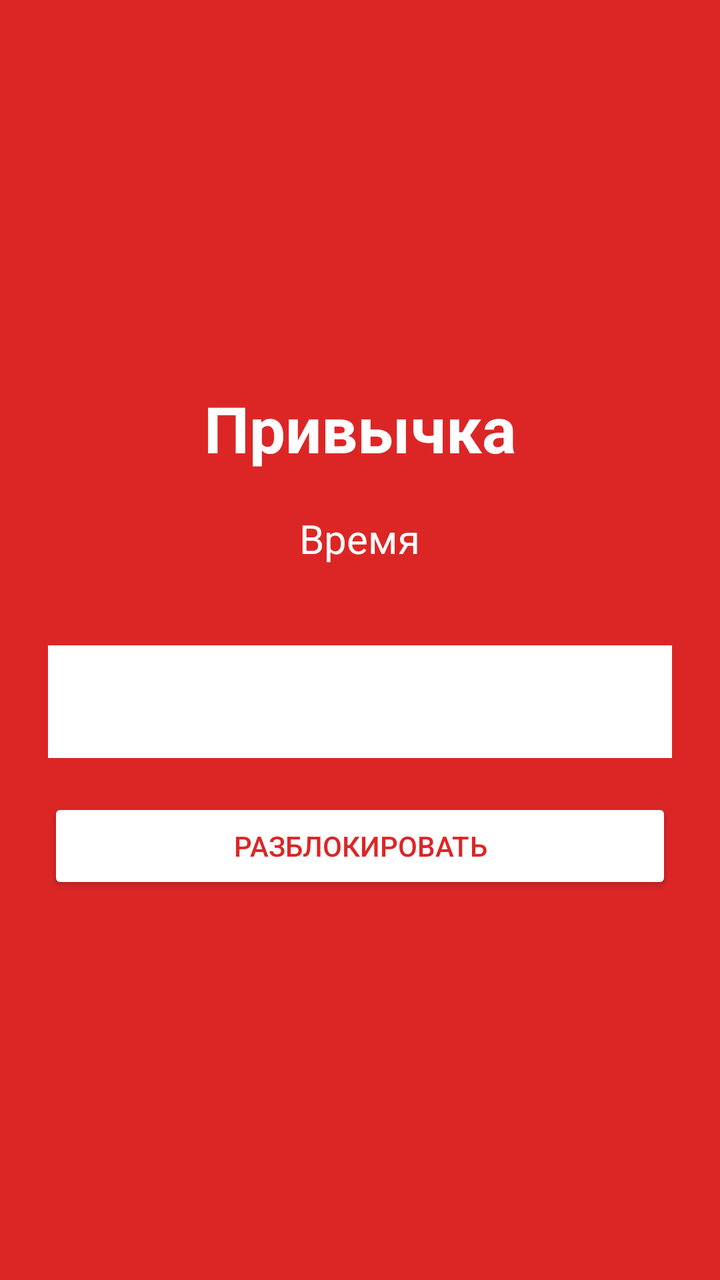
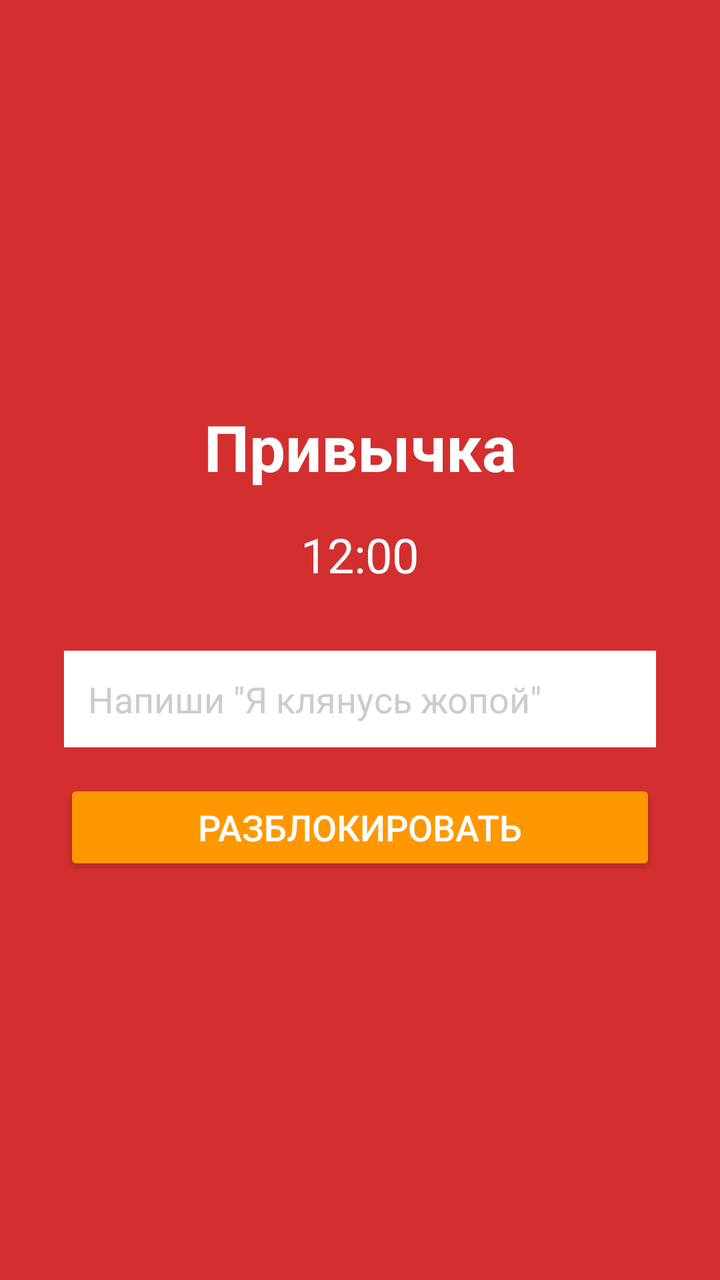

Screens rendered from an Android XML layout before and after an edit, with the pre-edit source and the edit as a unified diff.
<!-- AndroidManifest.xml: application theme Theme.AppCompat.NoActionBar -->
<!-- res/layout/lock_screen.xml -->
<?xml version="1.0" encoding="utf-8"?>
<LinearLayout xmlns:android="http://schemas.android.com/apk/res/android"
    android:layout_width="match_parent"
    android:layout_height="match_parent"
    android:orientation="vertical"
    android:gravity="center"
    android:background="@color/red_light"
    android:padding="24dp">

    <TextView
        android:id="@+id/lockHabitName"
        android:layout_width="wrap_content"
        android:layout_height="wrap_content"
        android:text="Привычка"
        android:textColor="@android:color/white"
        android:textSize="32sp"
        android:textStyle="bold"
        android:layout_marginBottom="20dp" />

    <TextView
        android:id="@+id/lockHabitTime"
        android:layout_width="wrap_content"
        android:layout_height="wrap_content"
        android:text="Время"
        android:textColor="@android:color/white"
        android:textSize="20sp"
        android:layout_marginBottom="40dp" />

    <EditText
        android:id="@+id/lockConfirmPhrase"
        android:layout_width="match_parent"
        android:layout_height="wrap_content"
        android:hint="Напишите: Я клянусь жопой"
        android:background="@android:color/white"
        android:padding="16dp"
        android:layout_marginBottom="20dp" />

    <Button
        android:id="@+id/lockUnlockBtn"
        android:layout_width="match_parent"
        android:layout_height="wrap_content"
        android:text="РАЗБЛОКИРОВАТЬ"
        android:backgroundTint="@android:color/white"
        android:textColor="@color/red_light" />

    <TextView
        android:id="@+id/lockTelegramHint"
        android:layout_width="wrap_content"
        android:layout_height="wrap_content"
        android:text=""
        android:textColor="@android:color/white"
        android:layout_marginTop="20dp"
        android:visibility="gone" />

</LinearLayout>
<!-- resources referenced by this layout -->
<resources>
  <color name="red_light">#dc2626</color>
</resources>

<!-- the commit's change to res/layout/lock_screen.xml (unified diff, before → after) -->
@@ -4,52 +4,45 @@
     android:layout_height="match_parent"
     android:orientation="vertical"
     android:gravity="center"
-    android:background="@color/red_light"
-    android:padding="24dp">
+    android:background="#D32F2F"
+    android:padding="32dp">
 
     <TextView
-        android:id="@+id/lockHabitName"
+        android:id="@+id/tvHabitName"
         android:layout_width="wrap_content"
         android:layout_height="wrap_content"
         android:text="Привычка"
+        android:textSize="32sp"
         android:textColor="@android:color/white"
-        android:textSize="32sp"
-        android:textStyle="bold"
-        android:layout_marginBottom="20dp" />
+        android:textStyle="bold"/>
 
     <TextView
-        android:id="@+id/lockHabitTime"
+        android:id="@+id/tvTime"
         android:layout_width="wrap_content"
         android:layout_height="wrap_content"
-        android:text="Время"
+        android:text="12:00"
+        android:textSize="24sp"
         android:textColor="@android:color/white"
-        android:textSize="20sp"
-        android:layout_marginBottom="40dp" />
+        android:layout_marginTop="16dp"
+        android:layout_marginBottom="32dp"/>
 
     <EditText
-        android:id="@+id/lockConfirmPhrase"
+        android:id="@+id/etConfirm"
         android:layout_width="match_parent"
         android:layout_height="wrap_content"
-        android:hint="Напишите: Я клянусь жопой"
+        android:hint='Напиши "Я клянусь жопой"'
+        android:textColorHint="#CCCCCC"
+        android:textColor="@android:color/white"
         android:background="@android:color/white"
-        android:padding="16dp"
-        android:layout_marginBottom="20dp" />
+        android:padding="12dp"
+        android:layout_marginBottom="16dp"/>
 
     <Button
-        android:id="@+id/lockUnlockBtn"
+        android:id="@+id/btnUnlock"
         android:layout_width="match_parent"
         android:layout_height="wrap_content"
         android:text="РАЗБЛОКИРОВАТЬ"
-        android:backgroundTint="@android:color/white"
-        android:textColor="@color/red_light" />
-
-    <TextView
-        android:id="@+id/lockTelegramHint"
-        android:layout_width="wrap_content"
-        android:layout_height="wrap_content"
-        android:text=""
-        android:textColor="@android:color/white"
-        android:layout_marginTop="20dp"
-        android:visibility="gone" />
+        android:textSize="18sp"
+        android:backgroundTint="#FF9800"/>
 
 </LinearLayout>
<!-- resource entries referenced after the edit -->
@@ -1,5 +1,5 @@
 <!-- resources referenced by this layout -->
 <resources>
-  <color name="red_light">#dc2626</color>
+
 </resources>
 
